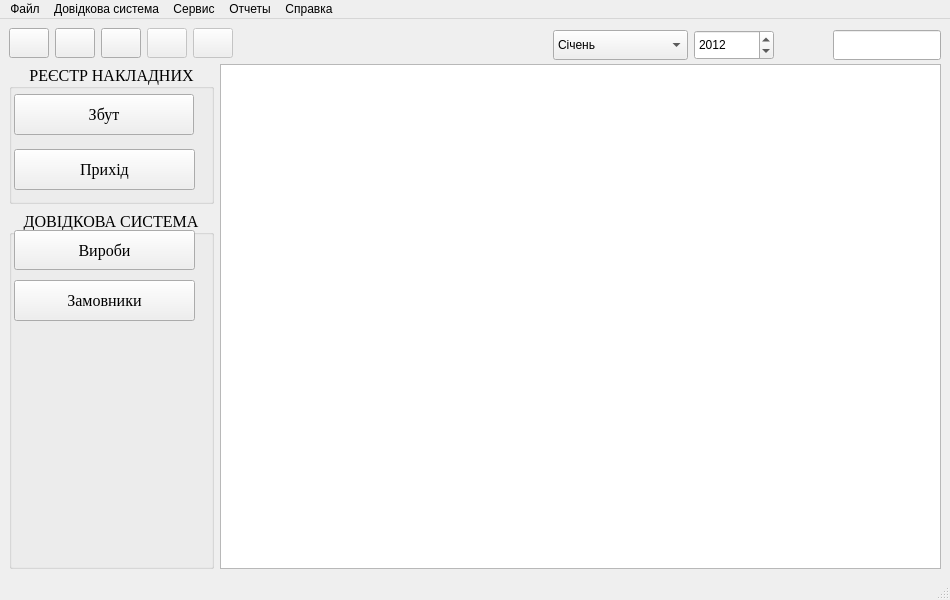
Before: the Qt Designer form mainwindow.ui in andrboyko/zbyt, drawn with Qt 5.
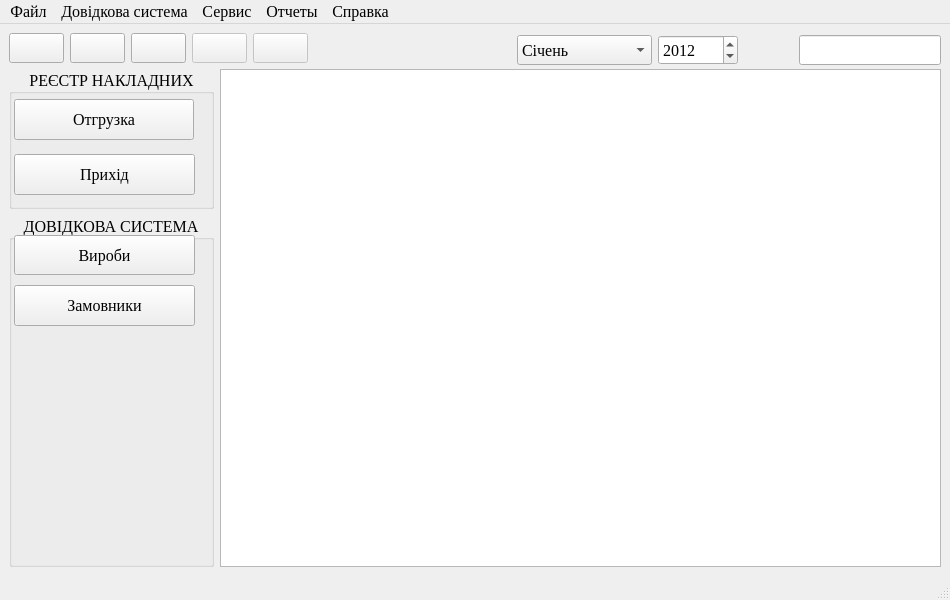
After: the same form once the commit is applied. Icons and pictures are not drawn.

```diff
--- a/mainwindow.ui
+++ b/mainwindow.ui
@@ -22,6 +22,12 @@
     <height>16777215</height>
    </size>
   </property>
+  <property name="font">
+   <font>
+    <family>Times New Roman</family>
+    <pointsize>12</pointsize>
+   </font>
+  </property>
   <property name="windowTitle">
    <string>Збут</string>
   </property>
@@ -475,7 +481,7 @@
           <bool>false</bool>
          </property>
          <property name="text">
-          <string>Збут</string>
+          <string>Отгрузка</string>
          </property>
          <property name="icon">
           <iconset resource="ico.qrc">
@@ -650,7 +656,7 @@
      <x>0</x>
      <y>0</y>
      <width>950</width>
-     <height>21</height>
+     <height>25</height>
     </rect>
    </property>
    <widget class="QMenu" name="menu">
```
Left out of the diff: 6 changed lines with no effect on the pictures.
